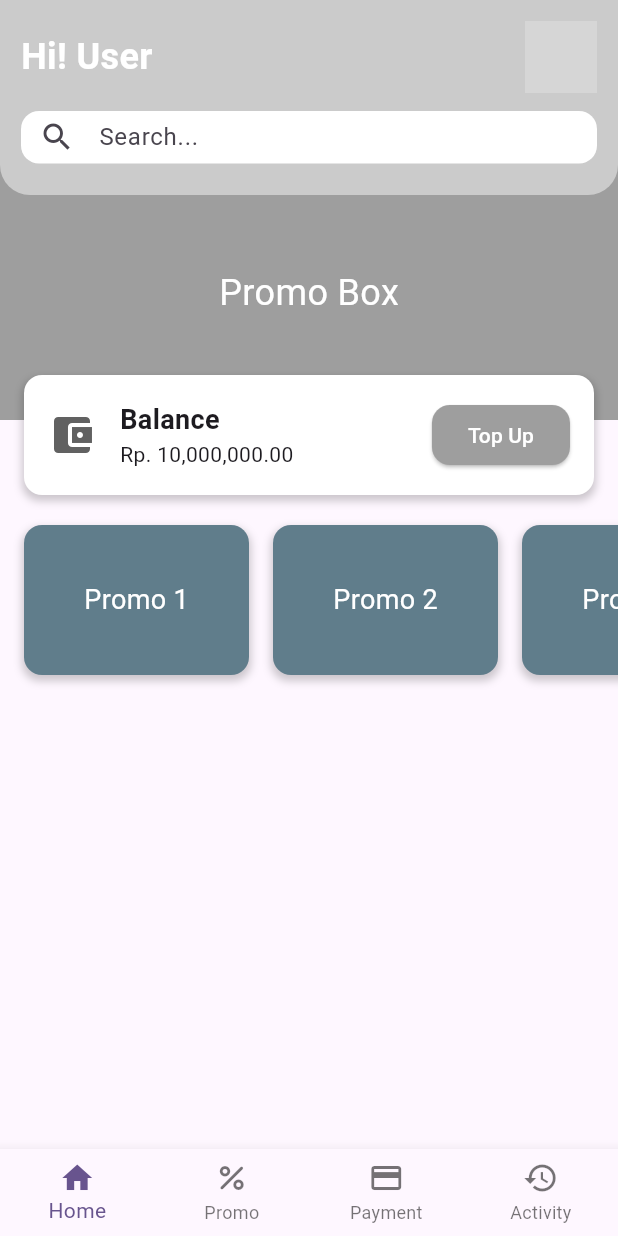
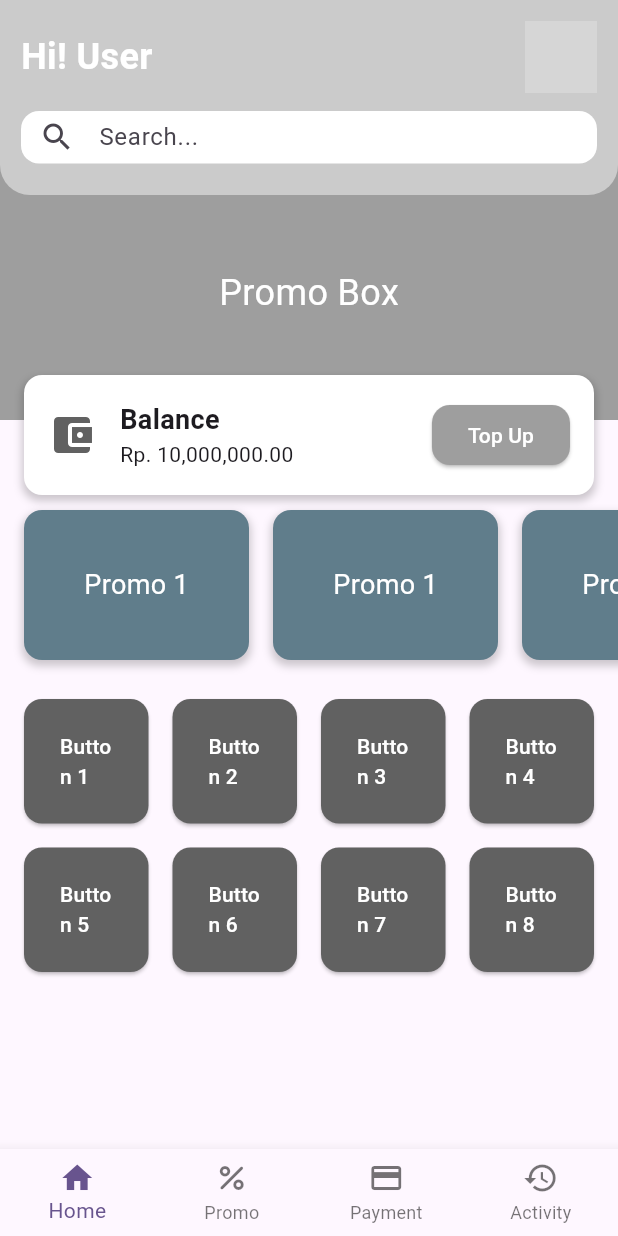
Before and after one commit to HengkyLaurencio/GoDec, a Flutter app: the screen it shows after launch, on a phone screen of 412 x 824 dp. Run offline on Flutter 3.47's test engine with Material 3 defaults, Android fonts, the phone set to English and light mode, and no system bars; network calls fail; grey boxes are pictures that could not be loaded.

Commit message:
add button grid and fix some issues

```diff
--- /dev/null
+++ b/lib/button_grid.dart
@@ -0,0 +1,32 @@
+import 'package:flutter/material.dart';
+
+class ButtonGrid extends StatelessWidget {
+  const ButtonGrid({super.key});
+
+  @override
+  Widget build(BuildContext context) {
+    return GridView.count(
+      crossAxisCount: 4, // 4 buttons per row
+      mainAxisSpacing: 16,
+      crossAxisSpacing: 16,
+      shrinkWrap: true, // Avoid scrolling inside the grid
+      physics:
+          const NeverScrollableScrollPhysics(), // Prevents internal scrolling
+      children: List.generate(8, (index) {
+        return ElevatedButton(
+          onPressed: () {},
+          style: ElevatedButton.styleFrom(
+            backgroundColor: Colors.grey[700],
+            shape: RoundedRectangleBorder(
+              borderRadius: BorderRadius.circular(12),
+            ),
+          ),
+          child: Text(
+            'Button ${index + 1}',
+            style: const TextStyle(color: Colors.white),
+          ),
+        );
+      }),
+    );
+  }
+}
--- a/lib/home_app_bar.dart
+++ b/lib/home_app_bar.dart
@@ -38,7 +38,7 @@ class HomeAppBar extends StatelessWidget {
             ],
           ),
           const SizedBox(height: 12),
-          Container(
+          SizedBox(
             height: 35, // Ensure fixed height for the search box
             child: TextField(
               decoration: InputDecoration(
--- a/lib/home_page.dart
+++ b/lib/home_page.dart
@@ -1,6 +1,8 @@
 import 'package:flutter/material.dart';
+import 'package:godec/button_grid.dart';
 import 'home_app_bar.dart';
 import 'balance_card.dart';
+import 'promo_card.dart';
 
 class HomePage extends StatelessWidget {
   const HomePage({super.key});
@@ -11,9 +13,11 @@ class HomePage extends StatelessWidget {
 
     return Scaffold(
       body: SingleChildScrollView(
-        child: SizedBox(
-          height: MediaQuery.of(context).size.height *
-              1, // Adjust height based on content
+        child: Column(
+          children: [
+            // Bagian Stack untuk AppBar, Promo Box, dan Balance Card
+            SizedBox(
+              height: 330,
               child: Stack(
                 children: [
                   // Promo image box
@@ -47,58 +51,35 @@ class HomePage extends StatelessWidget {
                     right: 16,
                     child: BalanceCard(),
                   ),
-              // Scrollable Promo Cards
-              Positioned(
-                top: 130 + 170 + 40, // Position right below Balance card
-                left: 0,
-                right: 0,
-                child: SizedBox(
+                ],
+              ),
+            ),
+
+            const SizedBox(
               height: 120, // Fixed height for promo section
               child: SingleChildScrollView(
                 scrollDirection: Axis.horizontal,
-                    padding: const EdgeInsets.symmetric(horizontal: 16),
+                padding: EdgeInsets.symmetric(horizontal: 16),
                 child: Row(
                   children: [
-                        _buildPromoCard('Promo 1'),
-                        const SizedBox(width: 16),
-                        _buildPromoCard('Promo 2'),
-                        const SizedBox(width: 16),
-                        _buildPromoCard('Promo 3'),
-                        const SizedBox(width: 16),
-                        _buildPromoCard('Promo 4'),
+                    PromoCard(title: 'Promo 1'),
+                    SizedBox(width: 16),
+                    PromoCard(title: 'Promo 1'),
+                    SizedBox(width: 16),
+                    PromoCard(title: 'Promo 1'),
+                    SizedBox(width: 16),
+                    PromoCard(title: 'Promo 1'),
                   ],
                 ),
               ),
             ),
+
+            // Buttons Grid 4x2 (diluar Stack)
+            const Padding(
+              padding: EdgeInsets.all(16.0),
+              child: ButtonGrid(),
             ),
           ],
-          ),
-        ),
-      ),
-    );
-  }
-
-  // Widget for promo card
-  Widget _buildPromoCard(String title) {
-    return Container(
-      width: 150,
-      height: 100,
-      decoration: BoxDecoration(
-        color: Colors.blueGrey,
-        borderRadius: BorderRadius.circular(12),
-        boxShadow: [
-          BoxShadow(
-            color: Colors.black.withOpacity(0.2),
-            spreadRadius: 1,
-            blurRadius: 4,
-            offset: const Offset(0, 3),
-          ),
-        ],
-      ),
-      child: Center(
-        child: Text(
-          title,
-          style: const TextStyle(color: Colors.white, fontSize: 18),
         ),
       ),
     );
--- /dev/null
+++ b/lib/promo_card.dart
@@ -0,0 +1,33 @@
+import 'package:flutter/material.dart';
+
+class PromoCard extends StatelessWidget {
+  final String title;
+
+  const PromoCard({super.key, required this.title});
+
+  @override
+  Widget build(BuildContext context) {
+    return Container(
+      width: 150,
+      height: 100,
+      decoration: BoxDecoration(
+        color: Colors.blueGrey,
+        borderRadius: BorderRadius.circular(12),
+        boxShadow: [
+          BoxShadow(
+            color: Colors.black.withOpacity(0.2),
+            spreadRadius: 1,
+            blurRadius: 4,
+            offset: const Offset(0, 3),
+          ),
+        ],
+      ),
+      child: Center(
+        child: Text(
+          title,
+          style: const TextStyle(color: Colors.white, fontSize: 18),
+        ),
+      ),
+    );
+  }
+}
```
Lines whose indentation alone changed are shown as unchanged.
